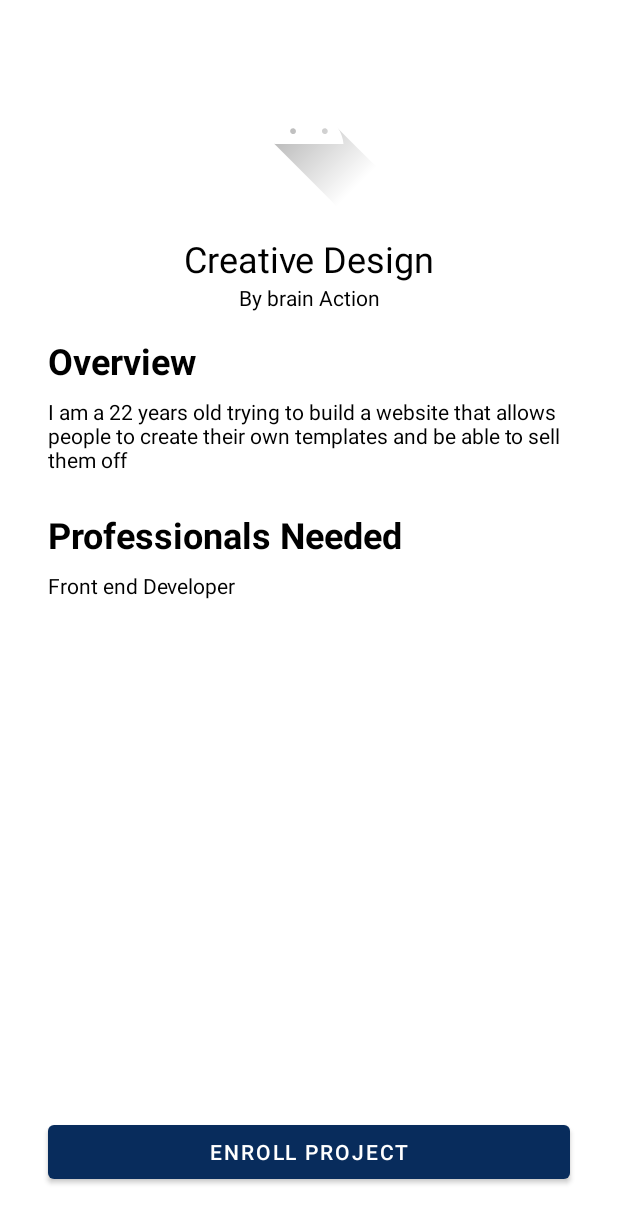
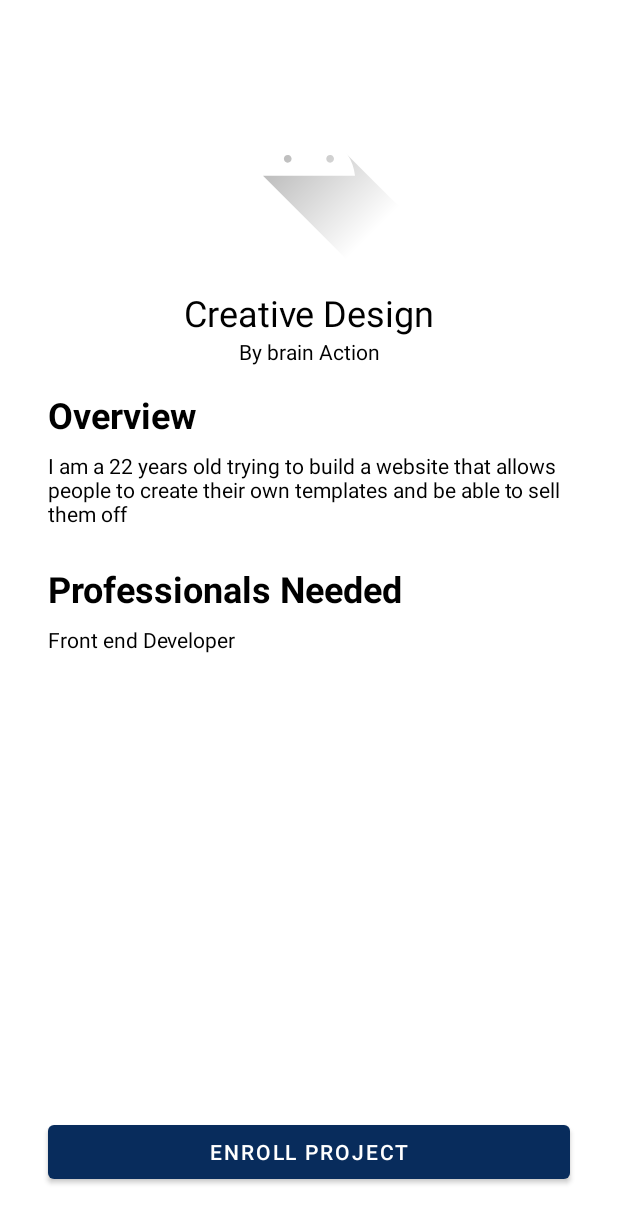
Before and after one commit to dhammikod/Level-Up, an Android app: the layout activity_enroll_project.xml on its own in the app's theme, with its tools: preview values and no code run, on a phone screen of 412 x 824 dp. Shown: the top 1223 px of the screen. Run offline under Robolectric (Android 15) with nearby library versions, the phone set to English and light mode, and no system bars; Roboto replaces fonts that are not available here.

Commit message:
update by

```diff
--- a/LevelUp/app/src/main/java/com/a706012110039/levelup/EnrollProject_Activity.kt
+++ b/LevelUp/app/src/main/java/com/a706012110039/levelup/EnrollProject_Activity.kt
@@ -38,7 +38,7 @@ class EnrollProject_Activity : AppCompatActivity() {
 
     private fun open(project: projects) {
         viewbind.enrollTitle.text = project.title
-        viewbind.enrollCreator.text = GlobalVar.users[project.creator].name
+        viewbind.enrollCreator.text = "by " + GlobalVar.users[project.creator].name
         val context: Context = viewbind.enrollLogoproject.context
         val id: Int = context.resources.getIdentifier(project.logoproject, "drawable", context.packageName)
         viewbind.enrollLogoproject.setImageResource(id)
--- a/LevelUp/app/src/main/res/layout/activity_enroll_project.xml
+++ b/LevelUp/app/src/main/res/layout/activity_enroll_project.xml
@@ -21,8 +21,8 @@
 
     <ImageView
         android:id="@+id/enroll_logoproject"
-        android:layout_width="wrap_content"
-        android:layout_height="wrap_content"
+        android:layout_width="144dp"
+        android:layout_height="144dp"
         android:layout_marginTop="32dp"
         app:layout_constraintEnd_toEndOf="parent"
         app:layout_constraintStart_toStartOf="parent"
```
